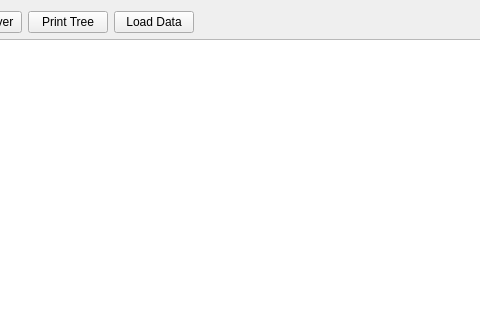
Above: ravecluster/rave/clusterman/clustermanagerdlg.ui from pgathogo/raven before the change; both pictures show x 241 to 721 and y 0 to 320 of the 1047 by 637 pixel window. Below: the same form after it.
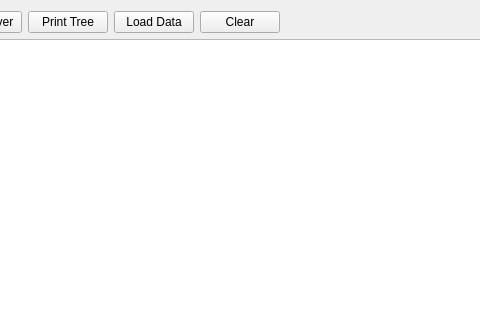
That is the form after the change.

Patch:
```diff
--- a/ravecluster/rave/clusterman/clustermanagerdlg.ui
+++ b/ravecluster/rave/clusterman/clustermanagerdlg.ui
@@ -57,6 +57,13 @@
        </property>
       </widget>
      </item>
+     <item>
+      <widget class="QPushButton" name="btnClear">
+       <property name="text">
+        <string>Clear</string>
+       </property>
+      </widget>
+     </item>
      <item>
       <spacer name="horizontalSpacer_2">
        <property name="orientation">
```
